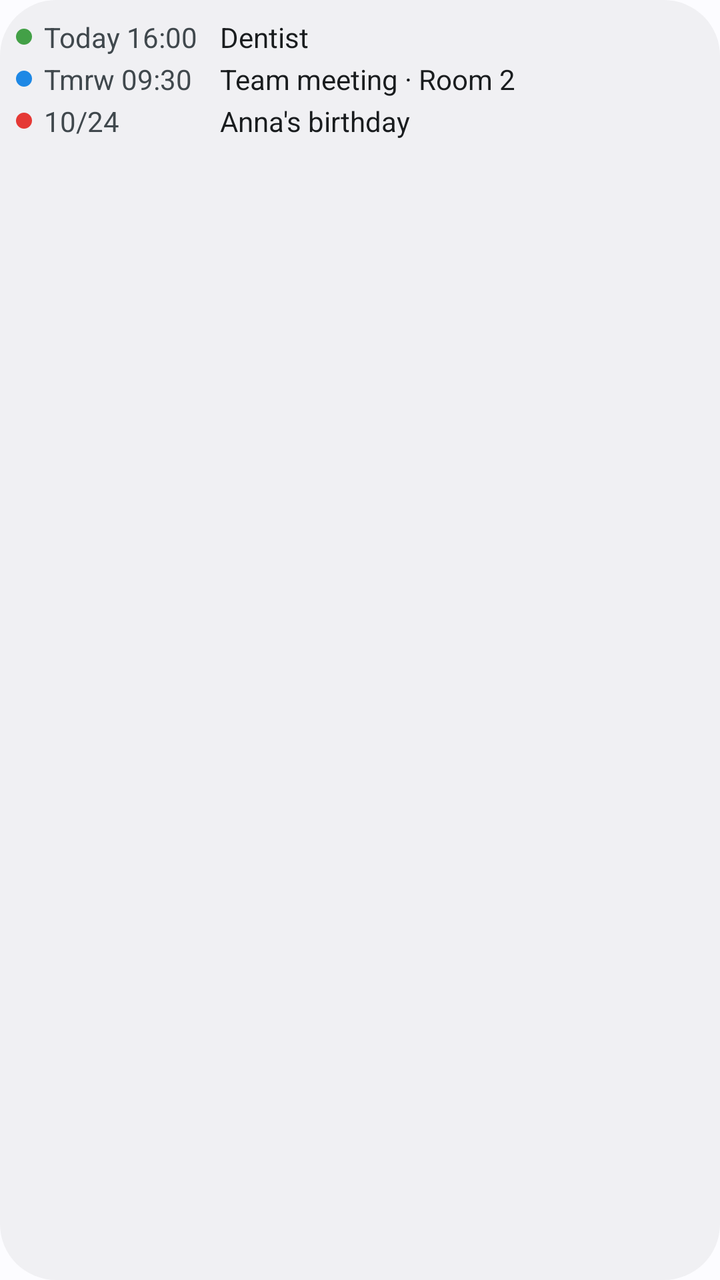
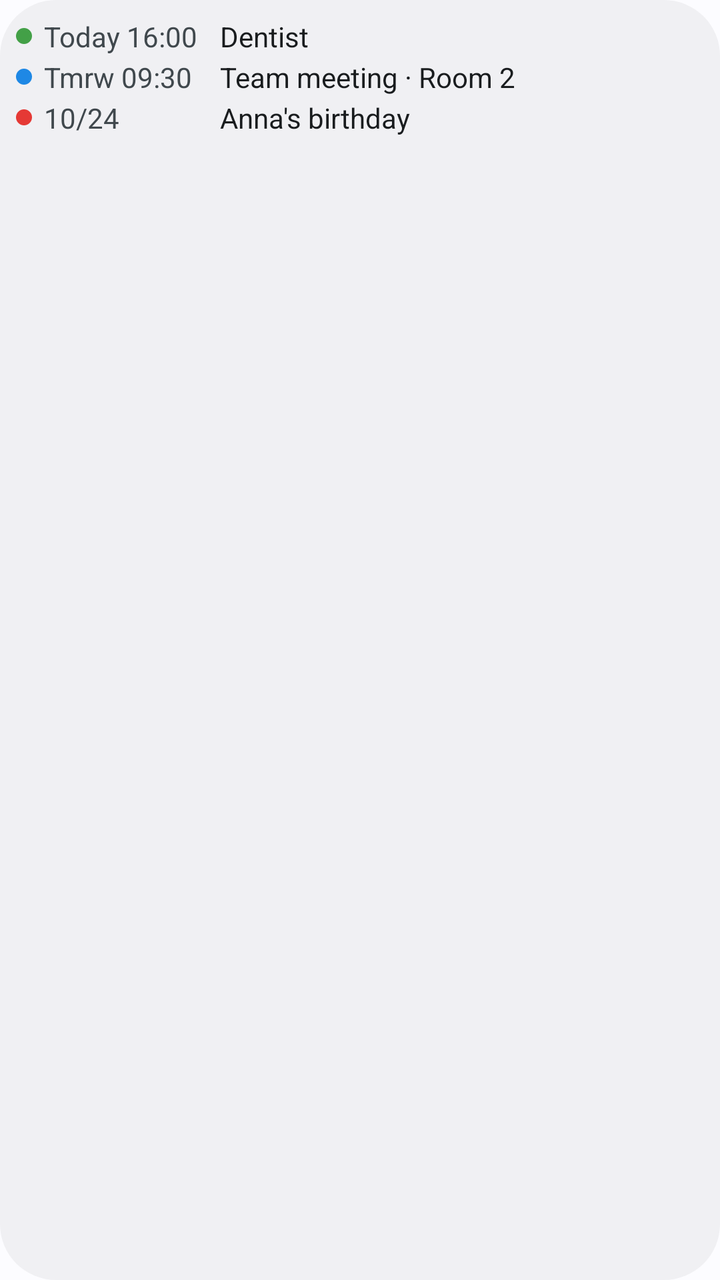

The first picture is an Android layout as it rendered before a commit; the second is the same layout after the commit. The layout source and the unified diff follow.
<!-- AndroidManifest.xml: application theme AppTheme -->
<!-- res/layout/widget_preview.xml -->
<?xml version="1.0" encoding="utf-8"?>
<LinearLayout xmlns:android="http://schemas.android.com/apk/res/android"
    android:id="@android:id/background"
    android:layout_width="match_parent"
    android:layout_height="match_parent"
    android:background="@drawable/widget_bg"
    android:orientation="vertical"
    android:padding="8dp">

    <LinearLayout
        android:layout_width="match_parent"
        android:layout_height="wrap_content"
        android:gravity="center_vertical"
        android:orientation="horizontal"
        android:paddingVertical="1dp">

        <ImageView
            android:layout_width="8dp"
            android:layout_height="8dp"
            android:layout_marginEnd="6dp"
            android:importantForAccessibility="no"
            android:src="@drawable/dot"
            android:tint="#43A047" />

        <TextView
            android:layout_width="88dp"
            android:layout_height="wrap_content"
            android:maxLines="1"
            android:text="@string/preview_date_1"
            android:textColor="@color/w_text2"
            android:textSize="14sp" />

        <TextView
            android:layout_width="0dp"
            android:layout_height="wrap_content"
            android:layout_weight="1"
            android:maxLines="1"
            android:text="@string/preview_title_1"
            android:textColor="@color/w_text"
            android:textSize="14sp" />
    </LinearLayout>

    <LinearLayout
        android:layout_width="match_parent"
        android:layout_height="wrap_content"
        android:gravity="center_vertical"
        android:orientation="horizontal"
        android:paddingVertical="1dp">

        <ImageView
            android:layout_width="8dp"
            android:layout_height="8dp"
            android:layout_marginEnd="6dp"
            android:importantForAccessibility="no"
            android:src="@drawable/dot"
            android:tint="#1E88E5" />

        <TextView
            android:layout_width="88dp"
            android:layout_height="wrap_content"
            android:maxLines="1"
            android:text="@string/preview_date_2"
            android:textColor="@color/w_text2"
            android:textSize="14sp" />

        <TextView
            android:layout_width="0dp"
            android:layout_height="wrap_content"
            android:layout_weight="1"
            android:maxLines="1"
            android:text="@string/preview_title_2"
            android:textColor="@color/w_text"
            android:textSize="14sp" />
    </LinearLayout>

    <LinearLayout
        android:layout_width="match_parent"
        android:layout_height="wrap_content"
        android:gravity="center_vertical"
        android:orientation="horizontal"
        android:paddingVertical="1dp">

        <ImageView
            android:layout_width="8dp"
            android:layout_height="8dp"
            android:layout_marginEnd="6dp"
            android:importantForAccessibility="no"
            android:src="@drawable/dot"
            android:tint="#E53935" />

        <TextView
            android:layout_width="88dp"
            android:layout_height="wrap_content"
            android:maxLines="1"
            android:text="@string/preview_date_3"
            android:textColor="@color/w_text2"
            android:textSize="14sp" />

        <TextView
            android:layout_width="0dp"
            android:layout_height="wrap_content"
            android:layout_weight="1"
            android:maxLines="1"
            android:text="@string/preview_title_3"
            android:textColor="@color/w_text"
            android:textSize="14sp" />
    </LinearLayout>
</LinearLayout>
<!-- resources referenced by this layout -->
<resources>
  <color name="w_text">@android:color/system_neutral1_900</color>
  <color name="w_text2">@android:color/system_neutral2_700</color>
  <!-- drawable dot (drawable) -->
  <?xml version="1.0" encoding="utf-8"?>
  <shape xmlns:android="http://schemas.android.com/apk/res/android"
      android:shape="oval">
      <solid android:color="#FFFFFFFF" />
      <size
          android:width="8dp"
          android:height="8dp" />
  </shape>
  <!-- drawable widget_bg (drawable) -->
  <?xml version="1.0" encoding="utf-8"?>
  <shape xmlns:android="http://schemas.android.com/apk/res/android"
      android:shape="rectangle">
      <solid android:color="@color/w_bg" />
      <corners android:radius="@android:dimen/system_app_widget_background_radius" />
  </shape>
  <string name="preview_date_1">Today 16:00</string>
  <string name="preview_date_2">Tmrw 09:30</string>
  <string name="preview_date_3">10/24</string>
  <string name="preview_title_1">Dentist</string>
  <string name="preview_title_2">Team meeting · Room 2</string>
  <string name="preview_title_3">Anna\'s birthday</string>
  <style name="AppTheme" parent="Base.AppTheme">
          <item name="android:windowLightStatusBar">true</item>
          <item name="android:windowLightNavigationBar">true</item>
      </style>
  <color name="w_bg">@android:color/system_neutral1_50</color>
  <style name="Base.AppTheme" parent="@android:style/Theme.DeviceDefault.DayNight">
          <item name="android:windowBackground">@color/md_surface</item>
          <item name="android:navigationBarColor">@color/md_surface</item>
          
          <item name="android:enforceNavigationBarContrast">false</item>
      </style>
  <color name="md_surface">@android:color/system_neutral1_10</color>
</resources>

<!-- the commit's change to res/layout/widget_preview.xml (unified diff, before → after) -->
@@ -12,7 +12,7 @@
         android:layout_height="wrap_content"
         android:gravity="center_vertical"
         android:orientation="horizontal"
-        android:paddingVertical="1dp">
+        android:paddingVertical="0.5dp">
 
         <ImageView
             android:layout_width="8dp"
@@ -45,7 +45,7 @@
         android:layout_height="wrap_content"
         android:gravity="center_vertical"
         android:orientation="horizontal"
-        android:paddingVertical="1dp">
+        android:paddingVertical="0.5dp">
 
         <ImageView
             android:layout_width="8dp"
@@ -78,7 +78,7 @@
         android:layout_height="wrap_content"
         android:gravity="center_vertical"
         android:orientation="horizontal"
-        android:paddingVertical="1dp">
+        android:paddingVertical="0.5dp">
 
         <ImageView
             android:layout_width="8dp"
